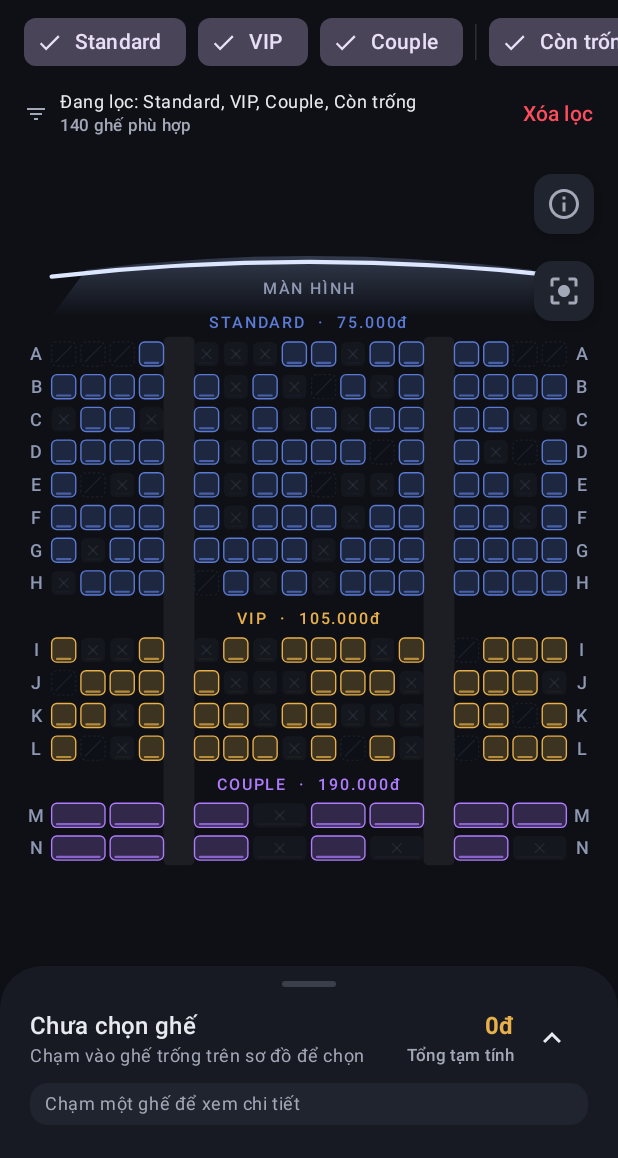
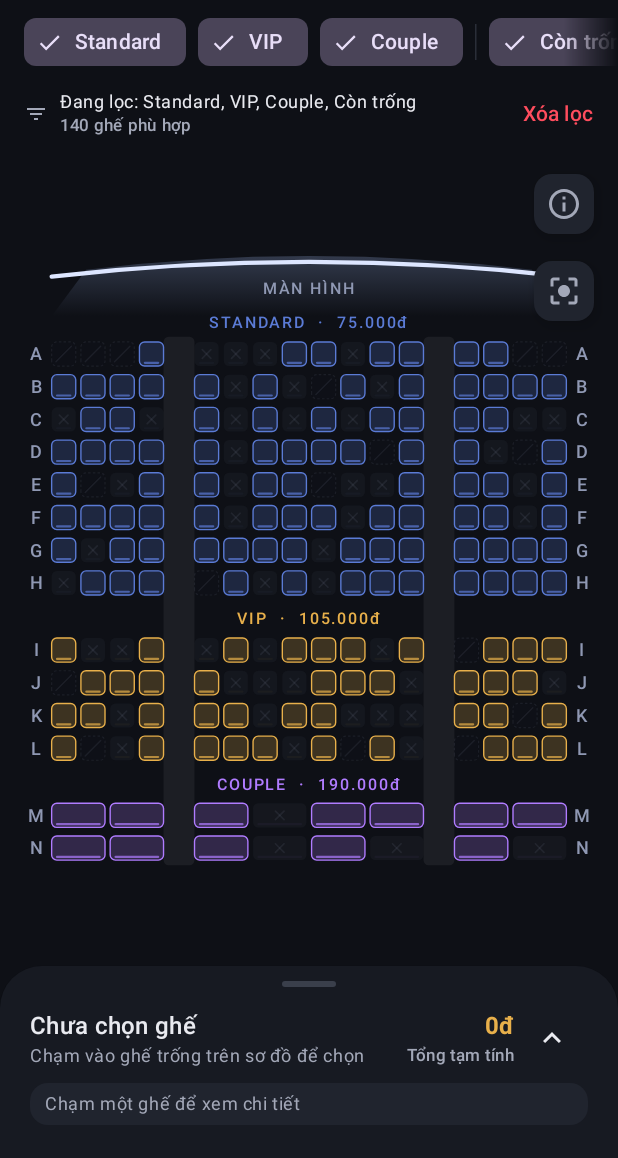
Before and after one commit to Shinkiisme/cineseat, an Android app built with Jetpack Compose: the screen it shows after launch (MainActivity), after a tap on "Còn trống", on a phone screen of 412 x 824 dp, the part 78-1236 px from its top. Run offline under Robolectric (Android 15) with nearby library versions, the phone set to English and light mode, and no system bars; 3 other taps on this screen came first.

Commit message:
ui: fade the filter chip row at an edge that still has hidden chips, so it reads as scrollable

```diff
--- a/app/src/main/java/app/cineseat/ui/components/FilterBar.kt
+++ b/app/src/main/java/app/cineseat/ui/components/FilterBar.kt
@@ -10,6 +10,14 @@ import androidx.compose.foundation.layout.height
 import androidx.compose.foundation.layout.padding
 import androidx.compose.foundation.layout.width
 import androidx.compose.foundation.lazy.LazyRow
+import androidx.compose.foundation.lazy.rememberLazyListState
+import androidx.compose.ui.draw.drawWithContent
+import androidx.compose.ui.graphics.BlendMode
+import androidx.compose.ui.graphics.Brush
+import androidx.compose.ui.graphics.Color
+import androidx.compose.ui.graphics.CompositingStrategy
+import androidx.compose.ui.graphics.graphicsLayer
+import androidx.compose.ui.platform.LocalDensity
 import androidx.compose.material.icons.Icons
 import androidx.compose.material.icons.filled.Check
 import androidx.compose.material.icons.filled.FilterList
@@ -38,7 +46,24 @@ fun FilterChips(
     modifier: Modifier = Modifier,
     contentPadding: PaddingValues = PaddingValues(horizontal = 16.dp),
 ) {
-    LazyRow(modifier, contentPadding = contentPadding, horizontalArrangement = Arrangement.spacedBy(8.dp), verticalAlignment = Alignment.CenterVertically) {
+    val listState = rememberLazyListState()
+    val fadePx = with(LocalDensity.current) { 36.dp.toPx() }
+    // Chips are fading out at an edge only when more of them are hidden past it: the "you can scroll" hint.
+    LazyRow(
+        modifier
+            .graphicsLayer { compositingStrategy = CompositingStrategy.Offscreen }
+            .drawWithContent {
+                drawContent()
+                if (listState.canScrollBackward) drawRect(
+                    Brush.horizontalGradient(listOf(Color.Transparent, Color.Black), startX = 0f, endX = fadePx), blendMode = BlendMode.DstIn,
+                )
+                if (listState.canScrollForward) drawRect(
+                    Brush.horizontalGradient(listOf(Color.Black, Color.Transparent), startX = size.width - fadePx, endX = size.width), blendMode = BlendMode.DstIn,
+                )
+            },
+        state = listState,
+        contentPadding = contentPadding, horizontalArrangement = Arrangement.spacedBy(8.dp), verticalAlignment = Alignment.CenterVertically,
+    ) {
         items(SeatType.entries.size) { i ->
             val type = SeatType.entries[i]
             val on = type in filter.types
```
